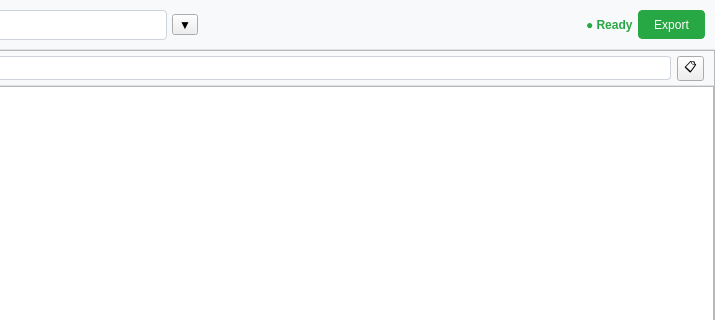
This is views/pages/analysis_ui/registry_analysis.ui in Tlinhk/Windows_forensic as Qt 5 draws it before an edit; both pictures show x 485 to 1200 and y 0 to 320 of the 1200 by 800 pixel window. The edited form follows.
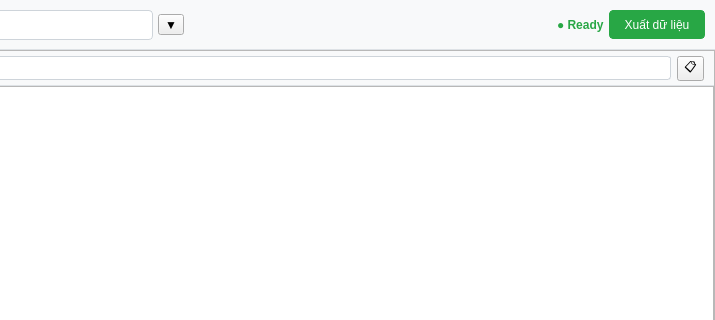
This is the edited form. Icons and pictures are not drawn.

Diff of the .ui file:
```diff
--- a/views/pages/analysis_ui/registry_analysis.ui
+++ b/views/pages/analysis_ui/registry_analysis.ui
@@ -204,7 +204,7 @@
 }</string>
         </property>
         <property name="text">
-         <string>Export</string>
+         <string>Xuất dữ liệu</string>
         </property>
         <property name="popupMode">
          <enum>QToolButton::InstantPopup</enum>
```
